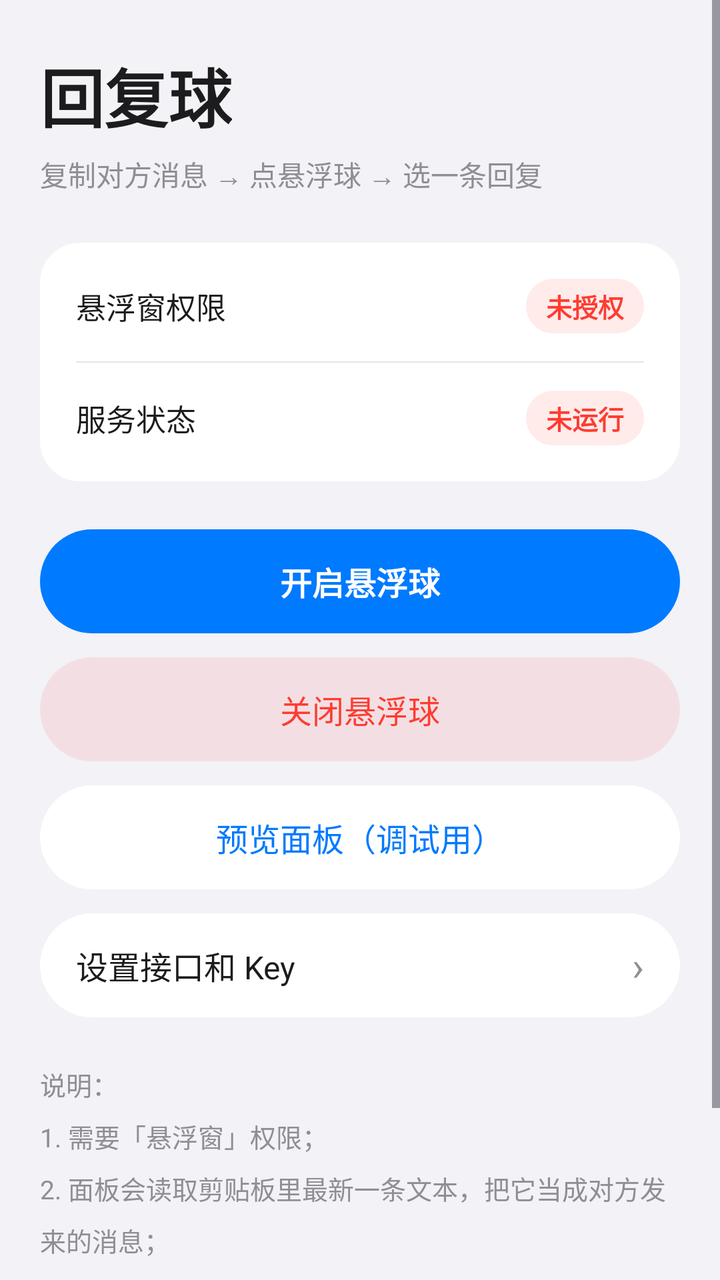
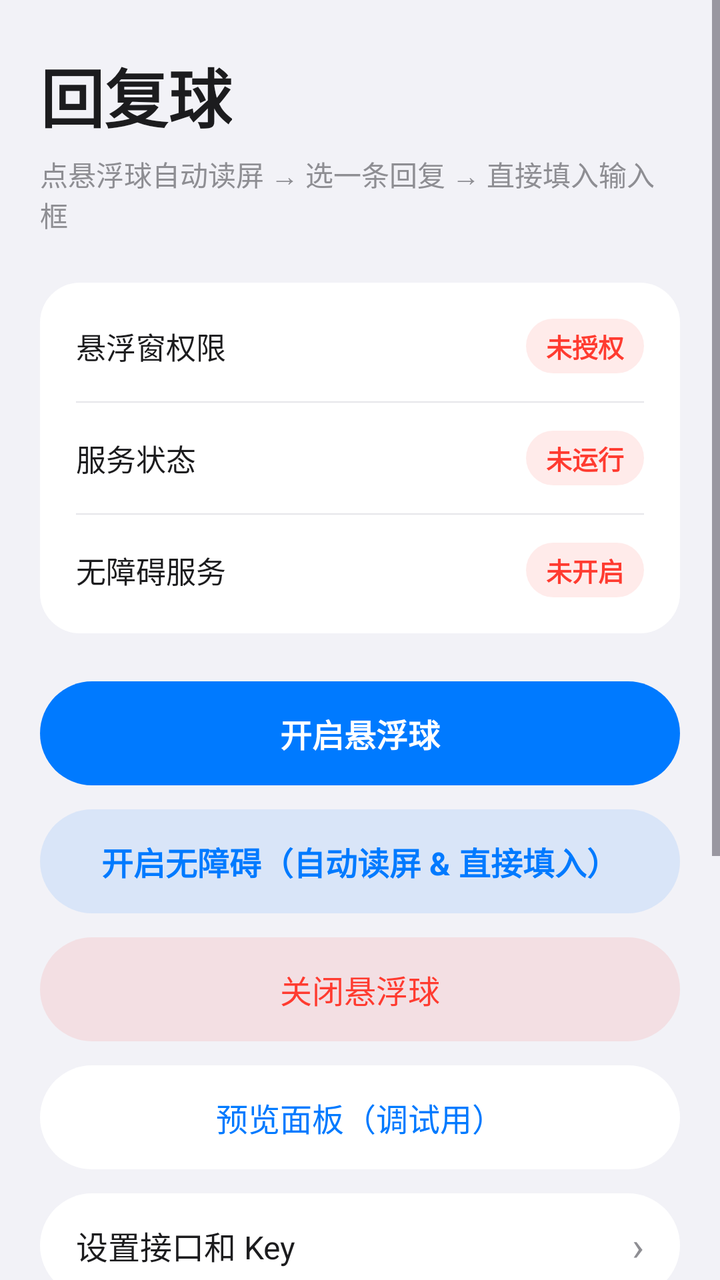

Compare the two renders of this Android layout. The source of the first and the diff that turns it into the second are given below.
<!-- AndroidManifest.xml: application theme Theme.ReplyBubble -->
<!-- res/layout/activity_main.xml -->
<?xml version="1.0" encoding="utf-8"?>
<ScrollView xmlns:android="http://schemas.android.com/apk/res/android"
    android:layout_width="match_parent"
    android:layout_height="match_parent"
    android:background="@color/ios_grouped_bg"
    android:clipToPadding="false"
    android:fillViewport="true"
    android:fitsSystemWindows="true">

    <LinearLayout
        android:layout_width="match_parent"
        android:layout_height="wrap_content"
        android:orientation="vertical"
        android:paddingStart="20dp"
        android:paddingTop="24dp"
        android:paddingEnd="20dp"
        android:paddingBottom="32dp">

        <TextView
            android:layout_width="wrap_content"
            android:layout_height="wrap_content"
            android:fontFamily="sans-serif-medium"
            android:text="回复球"
            android:textColor="@color/ios_label"
            android:textSize="32sp"
            android:textStyle="bold" />

        <TextView
            android:layout_width="match_parent"
            android:layout_height="wrap_content"
            android:layout_marginTop="6dp"
            android:text="复制对方消息 → 点悬浮球 → 选一条回复"
            android:textColor="@color/ios_secondary"
            android:textSize="14sp" />

        
        <LinearLayout
            android:layout_width="match_parent"
            android:layout_height="wrap_content"
            android:layout_marginTop="24dp"
            android:background="@drawable/bg_card_status"
            android:orientation="vertical"
            android:padding="18dp">

            <LinearLayout
                android:layout_width="match_parent"
                android:layout_height="wrap_content"
                android:gravity="center_vertical"
                android:orientation="horizontal">

                <TextView
                    android:layout_width="0dp"
                    android:layout_height="wrap_content"
                    android:layout_weight="1"
                    android:text="悬浮窗权限"
                    android:textColor="@color/ios_label"
                    android:textSize="15sp" />

                <TextView
                    android:id="@+id/tvPermBadge"
                    android:layout_width="wrap_content"
                    android:layout_height="wrap_content"
                    android:background="@drawable/bg_badge_red"
                    android:paddingStart="10dp"
                    android:paddingTop="4dp"
                    android:paddingEnd="10dp"
                    android:paddingBottom="4dp"
                    android:text="未授权"
                    android:textColor="@color/ios_red"
                    android:textSize="13sp"
                    android:textStyle="bold" />
            </LinearLayout>

            <View
                android:layout_width="match_parent"
                android:layout_height="0.5dp"
                android:layout_marginTop="14dp"
                android:layout_marginBottom="14dp"
                android:background="@color/ios_separator" />

            <LinearLayout
                android:layout_width="match_parent"
                android:layout_height="wrap_content"
                android:gravity="center_vertical"
                android:orientation="horizontal">

                <TextView
                    android:layout_width="0dp"
                    android:layout_height="wrap_content"
                    android:layout_weight="1"
                    android:text="服务状态"
                    android:textColor="@color/ios_label"
                    android:textSize="15sp" />

                <TextView
                    android:id="@+id/tvServiceBadge"
                    android:layout_width="wrap_content"
                    android:layout_height="wrap_content"
                    android:background="@drawable/bg_badge_red"
                    android:paddingStart="10dp"
                    android:paddingTop="4dp"
                    android:paddingEnd="10dp"
                    android:paddingBottom="4dp"
                    android:text="未运行"
                    android:textColor="@color/ios_red"
                    android:textSize="13sp"
                    android:textStyle="bold" />
            </LinearLayout>
        </LinearLayout>

        
        <TextView
            android:id="@+id/btnStart"
            android:layout_width="match_parent"
            android:layout_height="52dp"
            android:layout_marginTop="24dp"
            android:background="@drawable/bg_capsule_primary"
            android:gravity="center"
            android:text="开启悬浮球"
            android:textColor="#FFFFFF"
            android:textSize="16sp"
            android:textStyle="bold" />

        <TextView
            android:id="@+id/btnStop"
            android:layout_width="match_parent"
            android:layout_height="52dp"
            android:layout_marginTop="12dp"
            android:background="@drawable/bg_capsule_danger"
            android:gravity="center"
            android:text="关闭悬浮球"
            android:textColor="@color/ios_red"
            android:textSize="16sp" />

        <TextView
            android:id="@+id/btnPreview"
            android:layout_width="match_parent"
            android:layout_height="52dp"
            android:layout_marginTop="12dp"
            android:background="@drawable/bg_capsule_secondary"
            android:gravity="center"
            android:text="预览面板（调试用）"
            android:textColor="@color/ios_blue"
            android:textSize="16sp" />

        <LinearLayout
            android:id="@+id/btnSettings"
            android:layout_width="match_parent"
            android:layout_height="52dp"
            android:layout_marginTop="12dp"
            android:background="@drawable/bg_capsule_secondary"
            android:gravity="center_vertical"
            android:orientation="horizontal"
            android:paddingStart="18dp"
            android:paddingEnd="18dp">

            <TextView
                android:layout_width="0dp"
                android:layout_height="wrap_content"
                android:layout_weight="1"
                android:text="设置接口和 Key"
                android:textColor="@color/ios_label"
                android:textSize="16sp" />

            <TextView
                android:layout_width="wrap_content"
                android:layout_height="wrap_content"
                android:text="›"
                android:textColor="@color/ios_secondary"
                android:textSize="20sp" />
        </LinearLayout>

        
        <TextView
            android:layout_width="match_parent"
            android:layout_height="wrap_content"
            android:layout_marginTop="24dp"
            android:lineSpacingMultiplier="1.4"
            android:text="说明：\n1. 需要「悬浮窗」权限；\n2. 面板会读取剪贴板里最新一条文本，把它当成对方发来的消息；\n3. 点卡片即复制，回聊天窗口长按粘贴即可；\n4. 小米/华为需允许「后台弹出界面」，否则点球没反应。"
            android:textColor="@color/ios_secondary"
            android:textSize="13sp" />

    </LinearLayout>
</ScrollView>
<!-- resources referenced by this layout -->
<resources>
  <color name="ios_blue">#007AFF</color>
  <color name="ios_grouped_bg">#F2F2F7</color>
  <color name="ios_label">#1C1C1E</color>
  <color name="ios_red">#FF3B30</color>
  <color name="ios_secondary">#8E8E93</color>
  <color name="ios_separator">#E5E5EA</color>
  <!-- drawable bg_badge_red (drawable) -->
  <?xml version="1.0" encoding="utf-8"?>
  <shape xmlns:android="http://schemas.android.com/apk/res/android"
      android:shape="rectangle">
      <solid android:color="#1AFF3B30" />
      <corners android:radius="999dp" />
  </shape>
  <!-- drawable bg_capsule_danger (drawable) -->
  <?xml version="1.0" encoding="utf-8"?>
  <ripple xmlns:android="http://schemas.android.com/apk/res/android"
      android:color="#26FF3B30">
      <item>
          <shape android:shape="rectangle">
              <solid android:color="#1AFF3B30" />
              <corners android:radius="999dp" />
          </shape>
      </item>
  </ripple>
  <!-- drawable bg_capsule_primary (drawable) -->
  <?xml version="1.0" encoding="utf-8"?>
  <ripple xmlns:android="http://schemas.android.com/apk/res/android"
      android:color="#33FFFFFF">
      <item>
          <shape android:shape="rectangle">
              <solid android:color="#007AFF" />
              <corners android:radius="999dp" />
          </shape>
      </item>
  </ripple>
  <!-- drawable bg_capsule_secondary (drawable) -->
  <?xml version="1.0" encoding="utf-8"?>
  <ripple xmlns:android="http://schemas.android.com/apk/res/android"
      android:color="#1A000000">
      <item>
          <shape android:shape="rectangle">
              <solid android:color="#FFFFFF" />
              <corners android:radius="999dp" />
          </shape>
      </item>
  </ripple>
  <!-- drawable bg_card_status (drawable) -->
  <?xml version="1.0" encoding="utf-8"?>
  <shape xmlns:android="http://schemas.android.com/apk/res/android"
      android:shape="rectangle">
      <solid android:color="#FFFFFF" />
      <corners android:radius="20dp" />
  </shape>
  <style name="Theme.ReplyBubble" parent="Theme.Material3.DayNight.NoActionBar">
          <item name="colorPrimary">@color/accent</item>
          <item name="colorSecondary">@color/accent</item>
      </style>
  <color name="accent">#007AFF</color>
</resources>

<!-- the commit's change to res/layout/activity_main.xml (unified diff, before → after) -->
@@ -29,7 +29,7 @@
             android:layout_width="match_parent"
             android:layout_height="wrap_content"
             android:layout_marginTop="6dp"
-            android:text="复制对方消息 → 点悬浮球 → 选一条回复"
+            android:text="点悬浮球自动读屏 → 选一条回复 → 直接填入输入框"
             android:textColor="@color/ios_secondary"
             android:textSize="14sp" />
 
@@ -106,6 +106,42 @@
                     android:textSize="13sp"
                     android:textStyle="bold" />
             </LinearLayout>
+
+            <View
+                android:layout_width="match_parent"
+                android:layout_height="0.5dp"
+                android:layout_marginTop="14dp"
+                android:layout_marginBottom="14dp"
+                android:background="@color/ios_separator" />
+
+            <LinearLayout
+                android:layout_width="match_parent"
+                android:layout_height="wrap_content"
+                android:gravity="center_vertical"
+                android:orientation="horizontal">
+
+                <TextView
+                    android:layout_width="0dp"
+                    android:layout_height="wrap_content"
+                    android:layout_weight="1"
+                    android:text="无障碍服务"
+                    android:textColor="@color/ios_label"
+                    android:textSize="15sp" />
+
+                <TextView
+                    android:id="@+id/tvAccessibilityBadge"
+                    android:layout_width="wrap_content"
+                    android:layout_height="wrap_content"
+                    android:background="@drawable/bg_badge_red"
+                    android:paddingStart="10dp"
+                    android:paddingTop="4dp"
+                    android:paddingEnd="10dp"
+                    android:paddingBottom="4dp"
+                    android:text="未开启"
+                    android:textColor="@color/ios_red"
+                    android:textSize="13sp"
+                    android:textStyle="bold" />
+            </LinearLayout>
         </LinearLayout>
 
         
@@ -118,6 +154,18 @@
             android:gravity="center"
             android:text="开启悬浮球"
             android:textColor="#FFFFFF"
+            android:textSize="16sp"
+            android:textStyle="bold" />
+
+        <TextView
+            android:id="@+id/btnAccessibility"
+            android:layout_width="match_parent"
+            android:layout_height="52dp"
+            android:layout_marginTop="12dp"
+            android:background="@drawable/bg_capsule_soft_blue"
+            android:gravity="center"
+            android:text="开启无障碍（自动读屏 &amp; 直接填入）"
+            android:textColor="@color/ios_blue"
             android:textSize="16sp"
             android:textStyle="bold" />
 
@@ -176,7 +224,7 @@
             android:layout_height="wrap_content"
             android:layout_marginTop="24dp"
             android:lineSpacingMultiplier="1.4"
-            android:text="说明：\n1. 需要「悬浮窗」权限；\n2. 面板会读取剪贴板里最新一条文本，把它当成对方发来的消息；\n3. 点卡片即复制，回聊天窗口长按粘贴即可；\n4. 小米/华为需允许「后台弹出界面」，否则点球没反应。"
+            android:text="说明：\n1. 开启「悬浮窗」和「无障碍服务」后，在聊天界面直接点悬浮球即可自动读取当前屏幕对话并生成回复；\n2. 点击任意一条回复，会自动填进聊天输入框，无需手动粘贴；\n3. 未开启无障碍时，自动退回剪贴板模式（复制消息 → 点球 → 点卡片复制）；\n4. 小米/华为需允许「后台弹出界面」；Android 13+ 若无障碍开关呈灰色，请到系统「应用信息 → 右上角菜单 → 允许受限设置」。"
             android:textColor="@color/ios_secondary"
             android:textSize="13sp" />
 
<!-- resource entries referenced after the edit -->
@@ -46,6 +46,17 @@
           </shape>
       </item>
   </ripple>
+  <!-- drawable bg_capsule_soft_blue (drawable) -->
+  <?xml version="1.0" encoding="utf-8"?>
+  <ripple xmlns:android="http://schemas.android.com/apk/res/android"
+      android:color="#1A007AFF">
+      <item>
+          <shape android:shape="rectangle">
+              <solid android:color="#1A007AFF" />
+              <corners android:radius="999dp" />
+          </shape>
+      </item>
+  </ripple>
   <!-- drawable bg_card_status (drawable) -->
   <?xml version="1.0" encoding="utf-8"?>
   <shape xmlns:android="http://schemas.android.com/apk/res/android"
